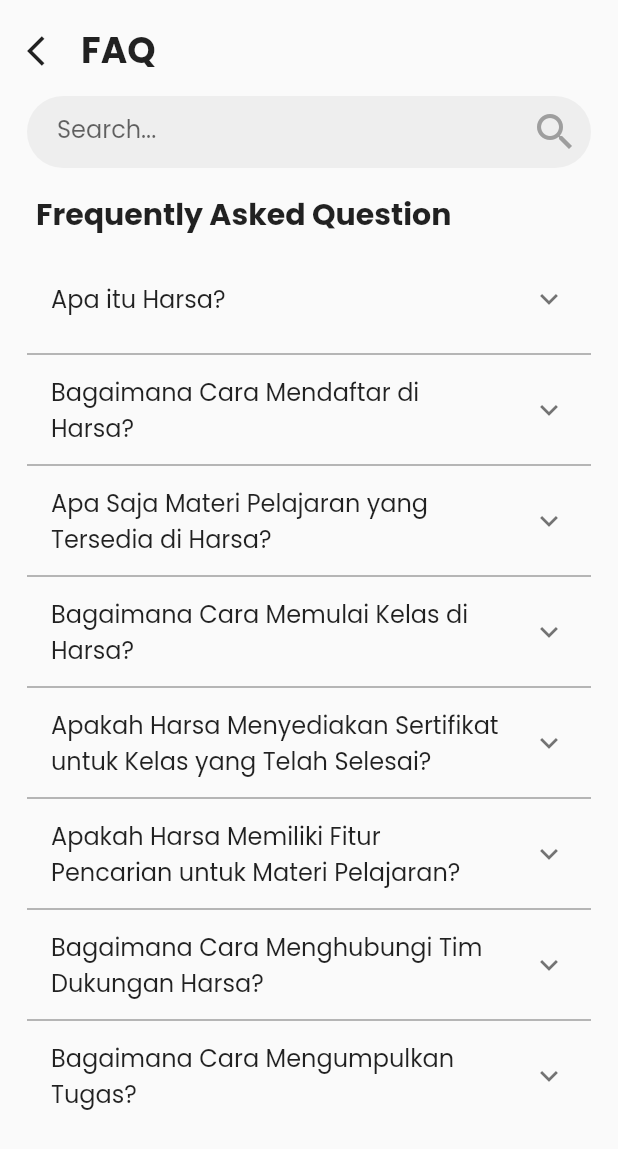
After one commit to HarsaEdu/harsa-mobile, a Flutter app: the FaqScreen screen opened by its route, on a phone screen of 412 x 824 dp. The commit adds this screen. Shown: the top 1149 px of the screen. Run offline on Flutter 3.47's test engine with Material 2 defaults, Android fonts, the phone set to English and light mode, and no system bars; our stand-ins replace flutter_svg, google_fonts.

Commit message:
menambah halaman faq_screen

```diff
--- /dev/null
+++ b/lib/models/faq.dart
@@ -0,0 +1,26 @@
+class Faq {
+  final int id;
+  final String question;
+  final String answer;
+
+  Faq(
+    this.id,
+    this.question,
+    this.answer,
+  );
+
+  // Corrected factory constructor
+  factory Faq.fromJson(dynamic json) {
+    return Faq(
+      json['id'],
+      json['question'],
+      json['answer'],
+    );
+  }
+
+  Map<String, dynamic> toJson() => {
+        "id": id,
+        "question": question,
+        "answer": answer,
+      };
+}
--- /dev/null
+++ b/lib/viewmodels/faq_screen_provider.dart
@@ -0,0 +1,98 @@
+import 'package:flutter/material.dart';
+import '/models/faq.dart';
+
+final List<Map<String, Object>> myFaq = [
+  {
+    "id": 1,
+    "question": "Apa itu Harsa?",
+    "answer":
+        "Harsa adalah sebuah aplikasi Learning Management System (LMS) inovatif yang dirancang untuk mendukung pengalaman belajar secara digital. Dengan Harsa, pengguna dapat mengakses berbagai materi pembelajaran, tugas, dan ujian secara online.",
+  },
+  {
+    "id": 2,
+    "question": "Bagaimana Cara Mendaftar di Harsa?",
+    "answer": "Jawaban bagaimana cara mendaftar di Harsa.",
+  },
+  {
+    "id": 3,
+    "question": "Apa Saja Materi Pelajaran yang Tersedia di Harsa?",
+    "answer": "Jawaban apa saja materi pelajaran yang tersedia di Harsa.",
+  },
+  {
+    "id": 4,
+    "question": "Bagaimana Cara Memulai Kelas di Harsa?",
+    "answer": "Jawaban bagaimana cara memulai kelas di Harsa.",
+  },
+  {
+    "id": 5,
+    "question":
+        "Apakah Harsa Menyediakan Sertifikat untuk Kelas yang Telah Selesai?",
+    "answer":
+        "Jawaban apakah Harsa menyediakan sertifikat untuk kelas yang telah selesai.",
+  },
+  {
+    "id": 6,
+    "question": "Apakah Harsa Memiliki Fitur Pencarian untuk Materi Pelajaran?",
+    "answer":
+        "Jawaban apakah Harsa memiliki fitur pencarian untuk materi pelajaran.",
+  },
+  {
+    "id": 7,
+    "question": "Bagaimana Cara Menghubungi Tim Dukungan Harsa?",
+    "answer": "Jawaban bagaimana cara menghubungi Tim Dukungan Harsa",
+  },
+  {
+    "id": 8,
+    "question": "Bagaimana Cara Mengumpulkan Tugas?",
+    "answer": "Jawaban bagaimana cara mengumpulkan tugas.",
+  },
+];
+
+List<Faq> getFaqList() {
+  return myFaq.map((json) => Faq.fromJson(json)).toList();
+}
+
+class FaqScreenProvider with ChangeNotifier {
+  FaqScreenProvider() {
+    focusNode.addListener(notifyListeners);
+  }
+
+  final List<Faq> data = getFaqList();
+  FocusNode focusNode = FocusNode();
+  List<Faq> filteredData = getFaqList();
+
+  int? _isExpandedId;
+  int? get isExpandedId => _isExpandedId;
+  String searchQuery = '';
+
+  bool togglePanelExpansion(int panelId) {
+    bool isExpanded;
+    if (_isExpandedId == panelId) {
+      _isExpandedId = null;
+      isExpanded = false;
+    } else {
+      _isExpandedId = panelId;
+      isExpanded = true;
+    }
+    notifyListeners();
+    return isExpanded;
+  }
+
+  void searchFaq(String query) {
+    searchQuery = query;
+    if (query.isEmpty) {
+      filteredData = data;
+    } else {
+      filteredData = data.where((faq) {
+        return faq.question.toLowerCase().contains(query.toLowerCase());
+      }).toList();
+    }
+    notifyListeners();
+  }
+
+  @override
+  void dispose() {
+    focusNode.dispose();
+    super.dispose();
+  }
+}
--- /dev/null
+++ b/lib/views/screens/faq_screen/faq_screen.dart
@@ -0,0 +1,143 @@
+import 'package:flutter/material.dart';
+import 'package:flutter_svg/flutter_svg.dart';
+import 'package:harsa_mobile/models/faq.dart';
+import 'package:provider/provider.dart';
+import '../../../viewmodels/faq_screen_provider.dart';
+
+class FaqScreen extends StatelessWidget {
+  const FaqScreen({super.key});
+
+  @override
+  Widget build(BuildContext context) {
+    final controller = Provider.of<FaqScreenProvider>(context, listen: false);
+    return Scaffold(
+      body: Padding(
+        padding: const EdgeInsets.symmetric(horizontal: 18),
+        child: Column(
+          crossAxisAlignment: CrossAxisAlignment.start,
+          children: [
+            SizedBox(height: MediaQuery.of(context).padding.top + 16),
+            Row(
+              children: [
+                const Icon(Icons.arrow_back_ios),
+                const SizedBox(width: 12),
+                Text(
+                  'FAQ',
+                  style: Theme.of(context)
+                      .textTheme
+                      .headlineSmall!
+                      .copyWith(fontWeight: FontWeight.bold),
+                ),
+              ],
+            ),
+            const SizedBox(height: 12),
+            TextField(
+              focusNode: controller.focusNode,
+              decoration: InputDecoration(
+                fillColor: Colors.grey[200],
+                labelText: controller.focusNode.hasFocus ? '' : 'Search...',
+                filled: true,
+                suffixIcon: const Icon(
+                  Icons.search,
+                  size: 32,
+                  color: Colors.grey,
+                ),
+                border: OutlineInputBorder(
+                  borderRadius: BorderRadius.circular(25),
+                  borderSide: BorderSide.none,
+                ),
+                contentPadding: const EdgeInsets.symmetric(
+                    vertical: 10.0, horizontal: 20.0),
+              ),
+              onChanged: (value) {
+                controller.searchFaq(value);
+              },
+            ),
+            const SizedBox(height: 16),
+            Consumer<FaqScreenProvider>(
+              builder: (context, prov, _) => Visibility(
+                visible: !prov.focusNode.hasFocus,
+                child: Padding(
+                  padding: const EdgeInsets.symmetric(horizontal: 6),
+                  child: Text(
+                    'Frequently Asked Question',
+                    style: Theme.of(context)
+                        .textTheme
+                        .titleLarge!
+                        .copyWith(fontWeight: FontWeight.bold),
+                  ),
+                ),
+              ),
+            ),
+            const SizedBox(height: 12),
+            Consumer<FaqScreenProvider>(
+              builder: (context, prov, _) {
+                bool isShow =
+                    !prov.focusNode.hasFocus || prov.searchQuery.isNotEmpty;
+                bool hasData = prov.filteredData.isNotEmpty;
+                return Visibility(
+                  visible: isShow,
+                  child: hasData
+                      ? Expanded(
+                          child: ListView.separated(
+                            padding: EdgeInsets.zero,
+                            itemCount: prov.filteredData.length,
+                            itemBuilder: (context, index) {
+                              Faq faq = prov.filteredData[index];
+                              bool isExpanded = prov.isExpandedId == faq.id;
+                              return ExpansionTile(
+                                shape: const Border(),
+                                title: isExpanded
+                                    ? Text(
+                                        faq.question,
+                                        style: Theme.of(context)
+                                            .textTheme
+                                            .titleMedium!
+                                            .copyWith(
+                                                fontWeight: FontWeight.bold),
+                                      )
+                                    : Text(faq.question),
+                                trailing: Icon(isExpanded
+                                    ? Icons.expand_less
+                                    : Icons.expand_more),
+                                onExpansionChanged: (bool expanded) {
+                                  if (expanded != isExpanded) {
+                                    prov.togglePanelExpansion(faq.id);
+                                  }
+                                },
+                                children: <Widget>[
+                                  ListTile(
+                                    title: Text(faq.answer),
+                                  ),
+                                ],
+                              );
+                            },
+                            separatorBuilder: (context, index) => const Divider(
+                              thickness: 1,
+                              color: Colors.grey,
+                            ),
+                          ),
+                        )
+                      : Center(
+                          child: Column(
+                            mainAxisAlignment: MainAxisAlignment.center,
+                            children: [
+                              SvgPicture.asset(
+                                  'assets/icons/outline/search.svg'),
+                              const SizedBox(height: 18),
+                              Text(
+                                'Data tidak ditemukan.',
+                                style: Theme.of(context).textTheme.titleSmall,
+                              )
+                            ],
+                          ),
+                        ),
+                );
+              },
+            ),
+          ],
+        ),
+      ),
+    );
+  }
+}
```
Also changed, not shown: lib/main.dart (+11 -32 lines), assets/icons/outline/search.svg (added).
